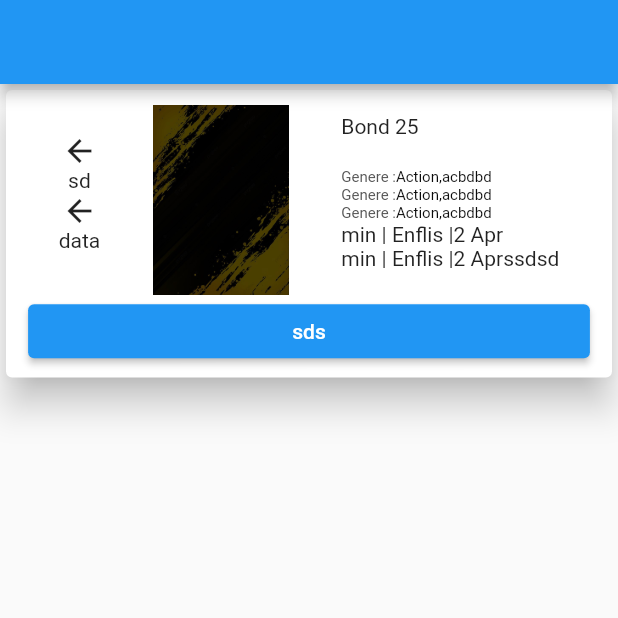
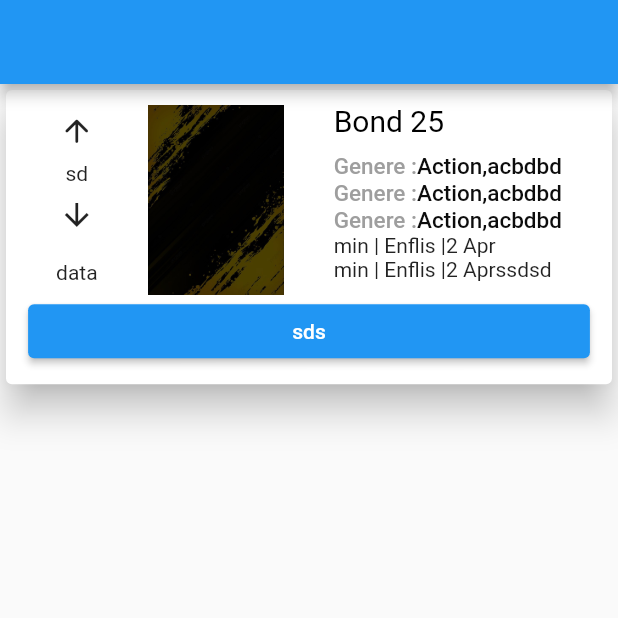
Before and after one commit to sayanths/movie_display_banglore_project, a Flutter app: the screen it shows after launch, on a phone screen of 412 x 824 dp, the top half of it. Run offline on Flutter 3.47's test engine with Material 2 defaults, Android fonts, the phone set to English and light mode, and no system bars; our stand-ins replace google_fonts.

Commit message:
ui completed

```diff
--- /dev/null
+++ b/lib/app/core/fonts.dart
@@ -0,0 +1,11 @@
+import 'package:flutter/material.dart';
+import 'package:google_fonts/google_fonts.dart';
+
+gFontsSans({double sz = 16, double ls = 0, FontWeight fw = FontWeight.normal, Color cl = Colors.black}) {
+  return GoogleFonts.firaSansCondensed(
+    fontSize: sz,
+    letterSpacing: ls,
+    fontWeight: fw,
+    color: cl,
+  );
+}
--- /dev/null
+++ b/lib/app/core/widget.dart
@@ -0,0 +1,12 @@
+import 'package:flutter/material.dart';
+
+const height10 = SizedBox(
+  height: 10,
+);
+const height20 = SizedBox(
+  height: 20,
+);
+
+const width10 = SizedBox(
+  width: 10,
+);
--- a/lib/app/home_page/view/home_page.dart
+++ b/lib/app/home_page/view/home_page.dart
@@ -1,4 +1,6 @@
 import 'package:flutter/material.dart';
+import 'package:movie_project_banglore/app/core/fonts.dart';
+import 'package:movie_project_banglore/app/core/widget.dart';
 
 class HomePage extends StatelessWidget {
   const HomePage({super.key});
@@ -14,20 +16,25 @@ class HomePage extends StatelessWidget {
             Card(
               elevation: 10,
               child: SizedBox(
-                height: size.height / 4.3,
+                height: size.height / 4.2,
                 width: size.width,
                 child: Column(
                   children: [
                     Row(
                       mainAxisAlignment: MainAxisAlignment.spaceEvenly,
-
                       children: [
                         Column(
-
                           children: const [
-                            Icon(Icons.arrow_back),
+                            Padding(
+                              padding: EdgeInsets.symmetric(vertical: 8),
+                              child: Icon(Icons.arrow_upward_rounded),
+                            ),
                             Text("sd"),
-                            Icon(Icons.arrow_back),
+                            Padding(
+                              padding: EdgeInsets.symmetric(vertical: 8),
+                              child: Icon(Icons.arrow_downward),
+                            ),
+                            height10,
                             Text("data")
                           ],
                         ),
@@ -40,21 +47,25 @@ class HomePage extends StatelessWidget {
                         ),
                         Column(
                           crossAxisAlignment: CrossAxisAlignment.start,
-
-                          children: const [
-                            Text("Bond 25"),
-                            SizedBox(height: 20,),
-                            CustomRichText(
+                          children: [
+                            Text(
+                              "Bond 25",
+                              style: gFontsSans(sz: 20),
+                            ),
+                            const SizedBox(
+                              height: 10,
+                            ),
+                            const CustomRichText(
                                 mainTitle: 'Genere :',
                                 subTitle: 'Action,acbdbd'),
-                            CustomRichText(
+                            const CustomRichText(
                                 mainTitle: 'Genere :',
                                 subTitle: 'Action,acbdbd'),
-                            CustomRichText(
+                            const CustomRichText(
                                 mainTitle: 'Genere :',
                                 subTitle: 'Action,acbdbd'),
-                            Text("min | Enflis |2 Apr"),
-                            Text("min | Enflis |2 Aprssdsd"),
+                            const Text("min | Enflis |2 Apr"),
+                            const Text("min | Enflis |2 Aprssdsd"),
                           ],
                         ),
                       ],
@@ -89,12 +100,12 @@ class CustomRichText extends StatelessWidget {
       text: TextSpan(
           text: mainTitle,
           style: const TextStyle(
-              color: Color.fromARGB(255, 85, 85, 85), fontSize: 10),
+              color: Colors.grey, fontSize: 15, fontWeight: FontWeight.w500),
           children: <TextSpan>[
             TextSpan(
               text: subTitle,
               style: const TextStyle(
-                  color: Color.fromARGB(255, 12, 12, 12), fontSize: 10),
+                  color: Color.fromARGB(255, 12, 12, 12), fontSize: 15),
             )
           ]),
     );
--- a/pubspec.yaml
+++ b/pubspec.yaml
@@ -38,6 +38,7 @@ dependencies:
   cupertino_icons: ^1.0.2
   provider: ^6.0.4
   dio: ^4.0.6
+  google_fonts: ^3.0.1
 
 dev_dependencies:
   flutter_test:
```
Also changed, not shown: pubspec.lock, 1 other file.
